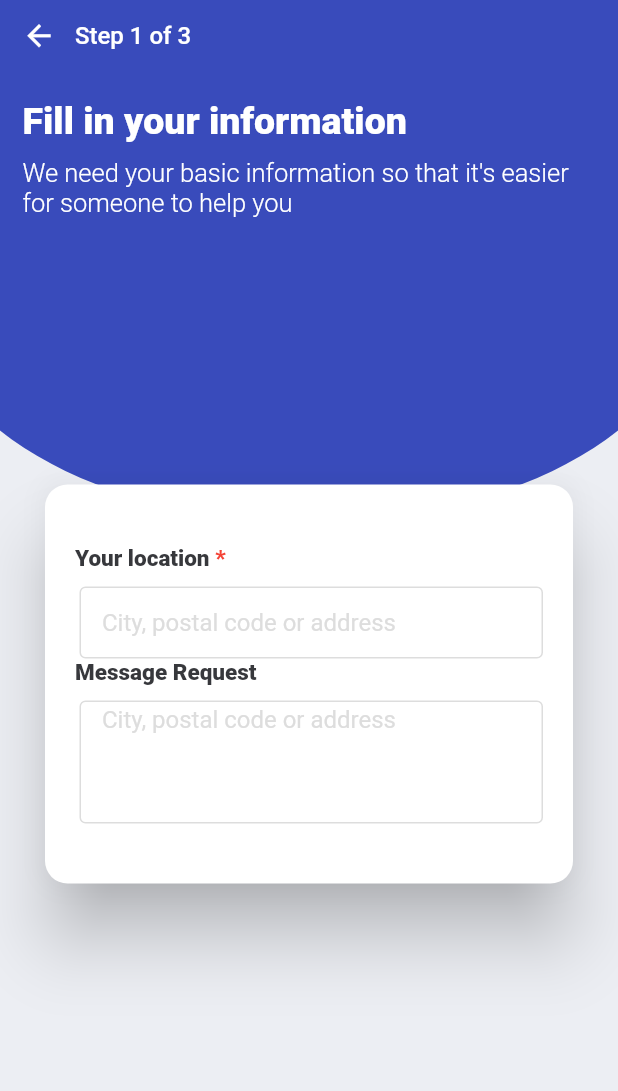
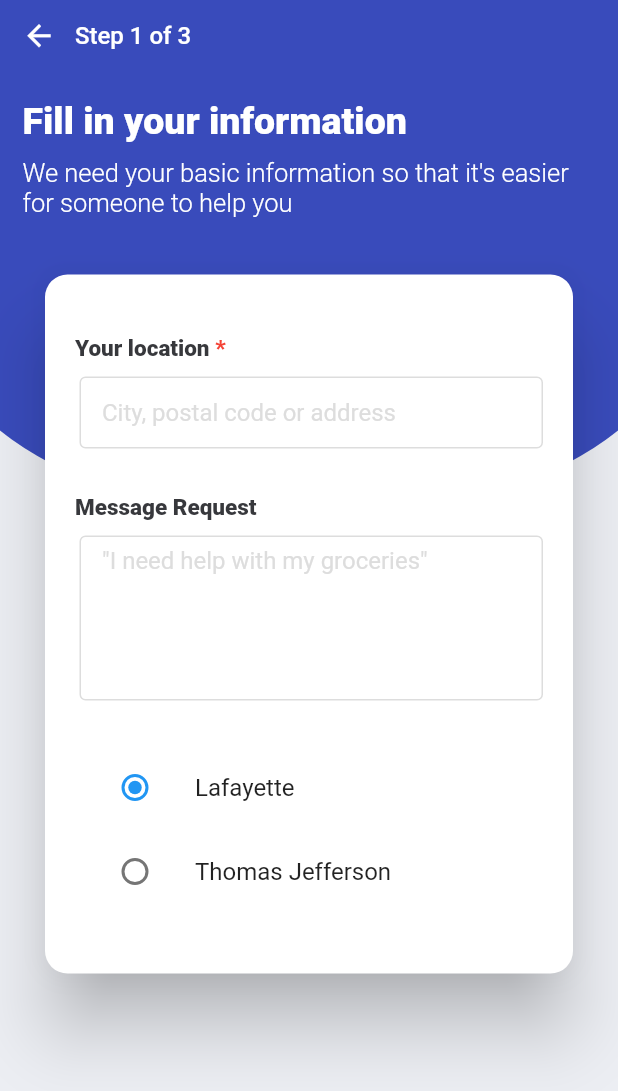
Before and after one commit to codekrafter/covid19-neighborhood-help, a Flutter app: the RequestPage screen opened by its route, after a tap on "Skip", on a phone screen of 412 x 824 dp. Shown: the top 1091 px of the screen. Run offline on Flutter 3.47's test engine with Material 2 defaults, Android fonts, the phone set to English and light mode, and no system bars; our stand-ins replace flutter_svg; missing offline and left inert: flag.

Commit message:
Modified Custom Textfield

```diff
--- a/lib/request/intro.dart
+++ b/lib/request/intro.dart
@@ -12,12 +12,13 @@ class RequestIntro extends StatelessWidget {
   Widget build(BuildContext context) {
     return AnnotatedRegion<SystemUiOverlayStyle>(
       value: SystemUiOverlayStyle(
-        statusBarColor: Colors.white,
+        statusBarColor: styles.backgroundWhite,
         statusBarBrightness: Brightness.light,
         statusBarIconBrightness: Brightness.dark
       ),
       child: SafeArea(
         child: Scaffold(
+          backgroundColor: styles.backgroundWhite,
           appBar: IntroAppBar(),
           body: Center(
             child: Column(
--- a/lib/request/part1.dart
+++ b/lib/request/part1.dart
@@ -14,10 +14,9 @@ class RequestPart1 extends StatelessWidget {
   Widget build(BuildContext context) {
     return AnnotatedRegion<SystemUiOverlayStyle>(
       value: SystemUiOverlayStyle(
-        statusBarColor: styles.requestBlue,
-        statusBarBrightness: Brightness.dark,
-        statusBarIconBrightness: Brightness.light
-      ),
+          statusBarColor: styles.requestBlue,
+          statusBarBrightness: Brightness.dark,
+          statusBarIconBrightness: Brightness.light),
       child: SafeArea(
         child: Scaffold(
           appBar: RequestStepAppBar(
@@ -79,11 +78,9 @@ class RequestPart1 extends StatelessWidget {
                           ],
                         ),
                       ),
-                      SizedBox(
-                        height: 20,
-                      ),
+                      SizedBox(height: 30),
                       Padding(
-                        padding: EdgeInsets.symmetric(vertical: 150, horizontal: 30),
+                        padding: EdgeInsets.symmetric(vertical: 0, horizontal: 30),
                         child: Center(
                           child: Material(
                             color: Colors.white,
@@ -104,19 +101,40 @@ class RequestPart1 extends StatelessWidget {
                                   placeholder: 'City, postal code or address',
                                   isRequired: true,
                                 ),
+                                SizedBox(height: 30),
                                 CustomTextField(
                                   name: 'Message Request',
-                                  placeholder: 'City, postal code or address',
+                                  placeholder: '"I need help with my groceries"',
                                   isRequired: false,
                                   keyboardType: TextInputType.multiline,
-                                  maxLines: 4,
+                                  maxLines: 5,
+                                ),
+                                SizedBox(height: 30),
+                                Column(
+                                  children: <Widget>[
+                                    ListTile(
+                                      title: const Text('Lafayette'),
+                                      leading: Radio(
+                                        value: 'value1',
+                                        groupValue: 'value1',
+                                        onChanged: (val) {},
+                                      ),
+                                    ),
+                                    ListTile(
+                                      title: const Text('Thomas Jefferson'),
+                                      leading: Radio(
+                                          value: 'value',
+                                          groupValue: 'value1',
+                                          onChanged: (val) {}),
+                                    ),
+                                  ],
                                 ),
                               ],
                             ),
                           ),
                         ),
                       ),
-                      SizedBox(height: 30)
+                      SizedBox(height: 100)
                     ],
                   ),
                 ),
--- a/lib/request/request.dart
+++ b/lib/request/request.dart
@@ -10,6 +10,11 @@ import 'part3.dart';
 class RequestModel extends ChangeNotifier {
   Widget _currentPart = _partsMap[0];
   int _currentPartIndex = 0;
+
+  // Members just used for form fields, so no need to have a rich setter
+  String location;
+  String message;
+  String urgency;
 
   static const List<Widget> _partsMap = [
     RequestIntro(),
@@ -50,11 +55,13 @@ class _RequestPageState extends State<RequestPage> {
   @override
   Widget build(BuildContext context) {
     return Scaffold(
-      body: ChangeNotifierProvider<RequestModel>(
+      body: GestureDetector(
+        onTap: () => FocusScope.of(context).requestFocus(FocusNode()), // On tap close any keyboards
+        child: ChangeNotifierProvider<RequestModel>(
           create: (context) => RequestModel(),
           child: Builder(
             builder: (context) => AnimatedSwitcher(
-            duration: Duration(milliseconds: 200),
+              duration: Duration(milliseconds: 500),
               /*transitionBuilder: (child, animation) => SlideTransition(
                 position: animation.drive(
                   Tween(begin: Offset(1, 0), end: Offset.zero),
@@ -62,6 +69,7 @@ class _RequestPageState extends State<RequestPage> {
                 child: child,
               ),*/
               child: Provider.of<RequestModel>(context).getCurrentPart(),
+            ),
           ),
         ),
       ),
--- a/lib/textfield.dart
+++ b/lib/textfield.dart
@@ -2,7 +2,7 @@ import 'package:flutter/material.dart';
 
 import 'styles.dart' as styles;
 
-class CustomTextField extends StatelessWidget {
+class CustomTextField extends StatefulWidget {
   const CustomTextField(
       {@required this.placeholder,
       @required this.name,
@@ -10,6 +10,8 @@ class CustomTextField extends StatelessWidget {
       this.keyboardType = TextInputType.text,
       this.minLines,
       this.maxLines,
+      this.onEditingCompleted,
+      this.initialValue,
       Key key})
       : assert(placeholder != null),
         assert(name != null),
@@ -23,6 +25,22 @@ class CustomTextField extends StatelessWidget {
   final TextInputType keyboardType;
   final int minLines;
   final int maxLines;
+  final Function(String) onEditingCompleted;
+  final String initialValue;
+
+  @override
+  _CustomTextFieldState createState() => _CustomTextFieldState();
+}
+
+class _CustomTextFieldState extends State<CustomTextField> {
+  String _currentValue;
+
+  @override
+  void initState() {
+    super.initState();
+
+    _currentValue = widget.initialValue != null ? widget.initialValue : "";
+  }
 
   @override
   Widget build(BuildContext context) {
@@ -32,8 +50,8 @@ class CustomTextField extends StatelessWidget {
       crossAxisAlignment: CrossAxisAlignment.start,
       children: [
         RichText(
-          text: TextSpan(text: name, style: styles.textFieldNameStyle, children: [
-            if (isRequired) TextSpan(text: ' *', style: styles.requiredMarkStyle),
+          text: TextSpan(text: widget.name, style: styles.textFieldNameStyle, children: [
+            if (widget.isRequired) TextSpan(text: ' *', style: styles.requiredMarkStyle),
           ]),
         ),
         SizedBox(height: 10),
@@ -43,13 +61,19 @@ class CustomTextField extends StatelessWidget {
             decoration: InputDecoration(
               border: normalBorder,
               enabledBorder: normalBorder,
-              hintText: placeholder,
+              focusedBorder:
+                  normalBorder.copyWith(borderSide: BorderSide(color: styles.requestBlue)),
+              hintText: widget.placeholder,
               hintStyle: TextStyle(color: styles.inputBorderColor),
-              contentPadding: EdgeInsets.fromLTRB(15, 3, 3, 3),
+              contentPadding: EdgeInsets.fromLTRB(
+                  15, 5, 3, (widget.keyboardType == TextInputType.multiline) ? 10 : 3),
             ),
-            keyboardType: keyboardType,
-            minLines: minLines,
-            maxLines: maxLines,
+            cursorColor: styles.requestBlue,
+            keyboardType: widget.keyboardType,
+            minLines: widget.minLines,
+            maxLines: widget.maxLines,
+            onChanged: (val) => _currentValue = val,
+            onEditingComplete: () => widget.onEditingCompleted(_currentValue),
           ),
         ),
       ],
```
Also changed, not shown: 1 other file. Lines whose indentation alone changed are shown as unchanged.
